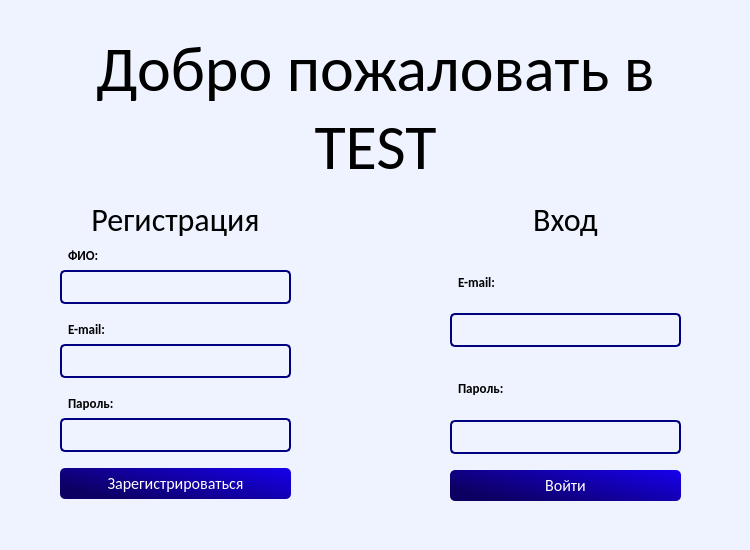
First picture: the form in ui/vhod.ui, repository nais2008/progect_yandex, before the edit.
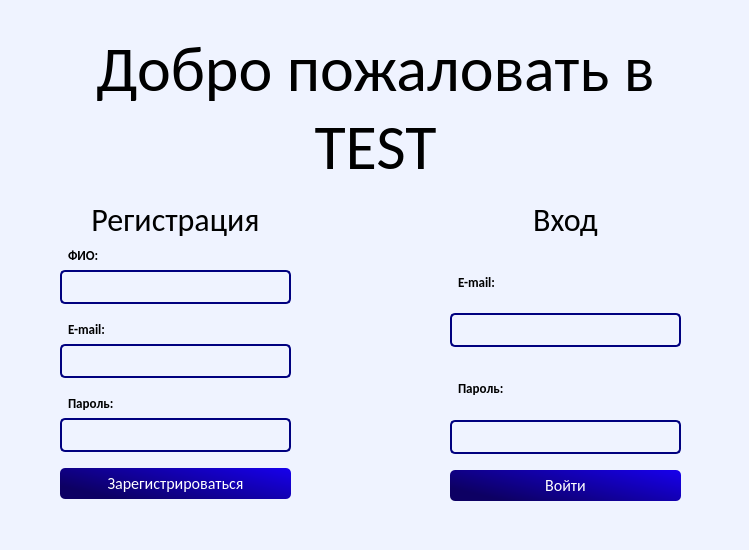
Second picture: the form after the edit.

```diff
--- a/ui/vhod.ui
+++ b/ui/vhod.ui
@@ -9,7 +9,7 @@
    <rect>
     <x>0</x>
     <y>0</y>
-    <width>750</width>
+    <width>749</width>
     <height>550</height>
    </rect>
   </property>
```
Left out of the diff: 2 changed lines with no effect on the pictures.
